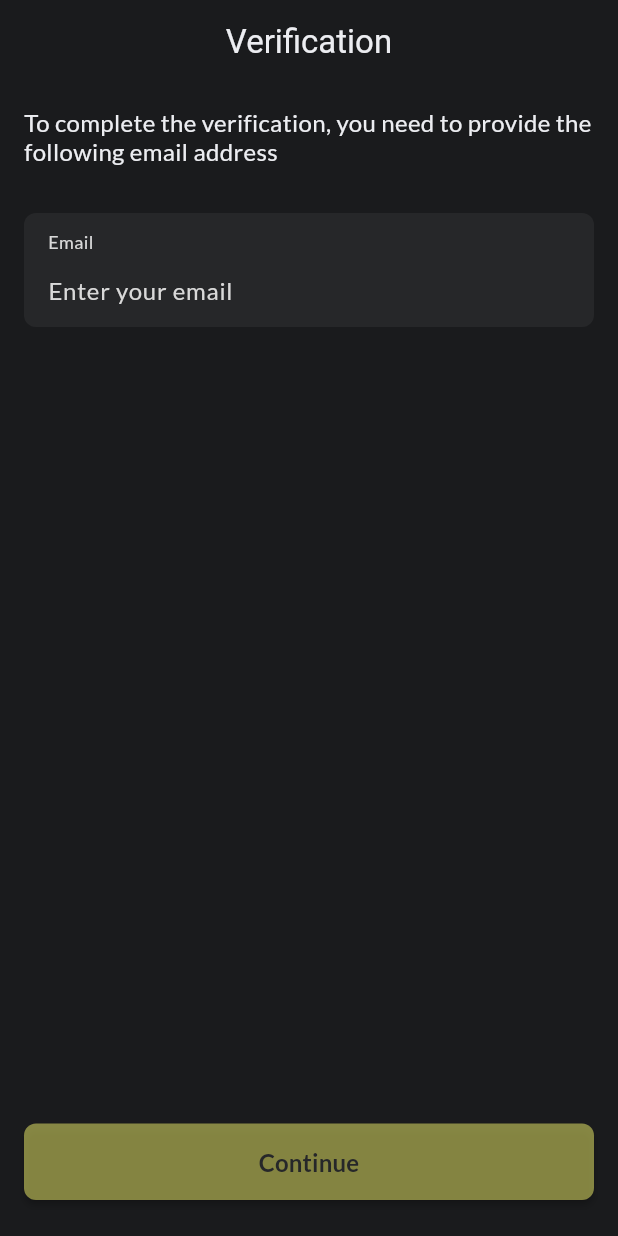
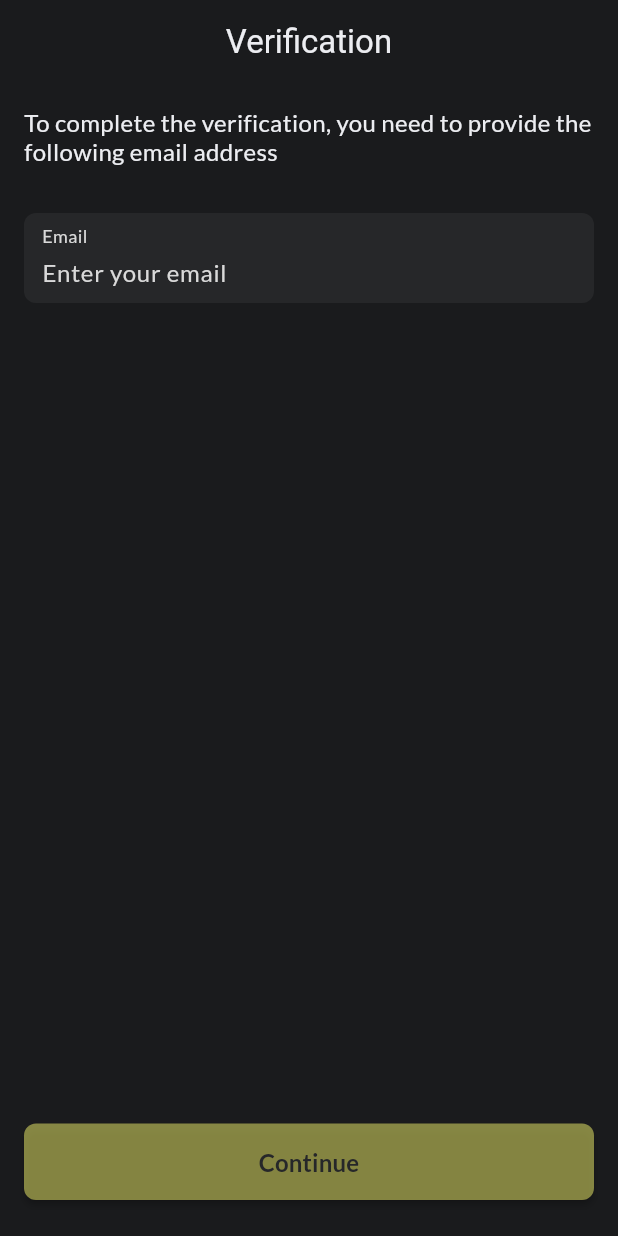
Before and after one commit to omelchenkoaleks/CryptoExchange, a Flutter app: the screen it shows after launch, on a phone screen of 412 x 824 dp. Run offline on Flutter 3.47's test engine with Material 3 defaults, Android fonts, the phone set to English and light mode, and no system bars; our stand-ins replace flutter_bloc, go_router, google_fonts.

Commit message:
Collapsed TextField default paddings

```diff
--- /dev/null
+++ b/lib/feature/verification/cubit/verification_cubit.dart
@@ -0,0 +1,10 @@
+import 'package:crypto_exchange/feature/verification/cubit/verification_state.dart';
+import 'package:flutter_bloc/flutter_bloc.dart';
+
+class VerificationCubit extends Cubit<VerificationState> {
+  VerificationCubit() : super(VerificationState(''));
+
+  void setEmail(String email) {
+    emit(VerificationState(email));
+  }
+}
--- /dev/null
+++ b/lib/feature/verification/cubit/verification_state.dart
@@ -0,0 +1,15 @@
+class VerificationState {
+  final String email;
+
+  VerificationState(this.email);
+
+  bool get isEmailValid {
+    final emailRegex = RegExp(
+        r'^[A-Za-z0-9]+([.\-_][A-Za-z0-9]+)*@[A-Za-z0-9]+([.\-_][A-Za-z0-9]+)*\.[A-Za-z]+$');
+    return emailRegex.hasMatch(email) && !email.contains(' ');
+  }
+
+  List<Object> get props => [
+        email,
+      ];
+}
--- a/lib/feature/verification/verification_page.dart
+++ b/lib/feature/verification/verification_page.dart
@@ -1,10 +1,13 @@
 import 'package:crypto_exchange/feature/login/login_page.dart';
+import 'package:crypto_exchange/feature/verification/cubit/verification_cubit.dart';
+import 'package:crypto_exchange/feature/verification/cubit/verification_state.dart';
 import 'package:crypto_exchange/utility/colors_app.dart';
 import 'package:crypto_exchange/utility/sizes_app.dart';
 import 'package:crypto_exchange/utility/text_style_source.dart';
 import 'package:crypto_exchange/widget/custom_text_field.dart';
 import 'package:crypto_exchange/widget/primary_button.dart';
 import 'package:flutter/material.dart';
+import 'package:flutter_bloc/flutter_bloc.dart';
 import 'package:go_router/go_router.dart';
 
 class VerificationPage extends StatefulWidget {
@@ -22,6 +25,8 @@ class _VerificationPageState extends State<VerificationPage> {
 
   @override
   Widget build(BuildContext context) {
+    return BlocBuilder<VerificationCubit, VerificationState>(
+        builder: (context, state) {
       return Scaffold(
         appBar: AppBar(
           title: const Text('Verification'),
@@ -74,5 +79,6 @@ class _VerificationPageState extends State<VerificationPage> {
           ),
         ),
       );
+    });
   }
 }
--- a/lib/main.dart
+++ b/lib/main.dart
@@ -1,7 +1,9 @@
+import 'package:crypto_exchange/feature/verification/cubit/verification_cubit.dart';
 import 'package:crypto_exchange/router.dart';
 import 'package:crypto_exchange/utility/colors_app.dart';
 import 'package:flutter/material.dart';
 import 'package:flutter/services.dart';
+import 'package:flutter_bloc/flutter_bloc.dart';
 
 void main() {
   SystemChrome.setSystemUIOverlayStyle(const SystemUiOverlayStyle(
@@ -17,12 +19,19 @@ class MyApp extends StatelessWidget {
 
   @override
   Widget build(BuildContext context) {
-    return MaterialApp.router(
-      debugShowCheckedModeBanner: false,
-      theme: ThemeData(
-        scaffoldBackgroundColor: ColorsApp.background,
+    return MultiBlocProvider(
+      providers: [
+        BlocProvider(
+          create: (context) => VerificationCubit(),
+        )
+      ],
+      child: MaterialApp.router(
+        debugShowCheckedModeBanner: false,
+        theme: ThemeData(
+          scaffoldBackgroundColor: ColorsApp.background,
+        ),
+        routerConfig: router,
       ),
-      routerConfig: router,
     );
   }
 }
--- a/lib/widget/custom_text_field.dart
+++ b/lib/widget/custom_text_field.dart
@@ -37,22 +37,23 @@ class _CustomTextFieldState extends State<CustomTextField> {
         borderRadius: BorderRadius.circular(Sizes.p8),
       ),
       child: Padding(
-        padding: const EdgeInsets.symmetric(horizontal: Sizes.p16),
+        padding: const EdgeInsets.symmetric(horizontal: Sizes.p12),
         child: Column(
           crossAxisAlignment: CrossAxisAlignment.start,
           children: [
-            gapH12,
+            gapH8,
             Text(
               widget.title,
               style: TextStyleSource.style12medium.copyWith(
                 color: isTextTyped ? ColorsApp.grey200 : ColorsApp.textGrey,
               ),
             ),
+            gapH4,
             TextField(
               controller: widget.controller,
               cursorColor: ColorsApp.grey100,
               style: const TextStyle(color: ColorsApp.grey100),
-              decoration: InputDecoration(
+              decoration: InputDecoration.collapsed(
                 border: InputBorder.none,
                 hintText: widget.hintText,
                 hintStyle: TextStyleSource.style16regular.copyWith(
@@ -66,6 +67,7 @@ class _CustomTextFieldState extends State<CustomTextField> {
                 widget.onChanged(value);
               },
             ),
+            gapH8,
           ],
         ),
       ),
--- a/pubspec.yaml
+++ b/pubspec.yaml
@@ -12,6 +12,7 @@ dependencies:
     sdk: flutter
   go_router: ^13.1.0
   google_fonts: ^6.1.0
+  flutter_bloc: ^8.1.3
 
   cupertino_icons: ^1.0.6
 
```
Also changed, not shown: pubspec.lock. Lines whose indentation alone changed are shown as unchanged.
